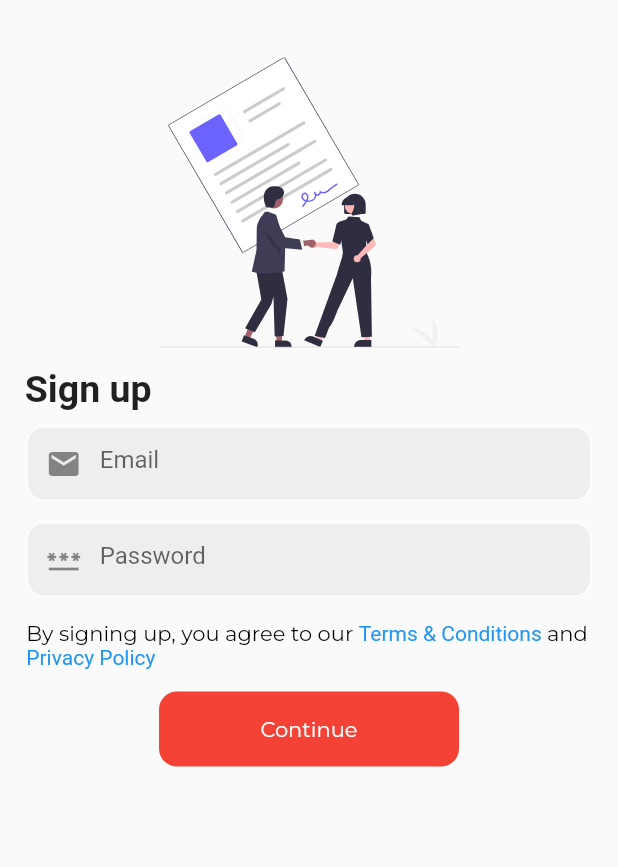
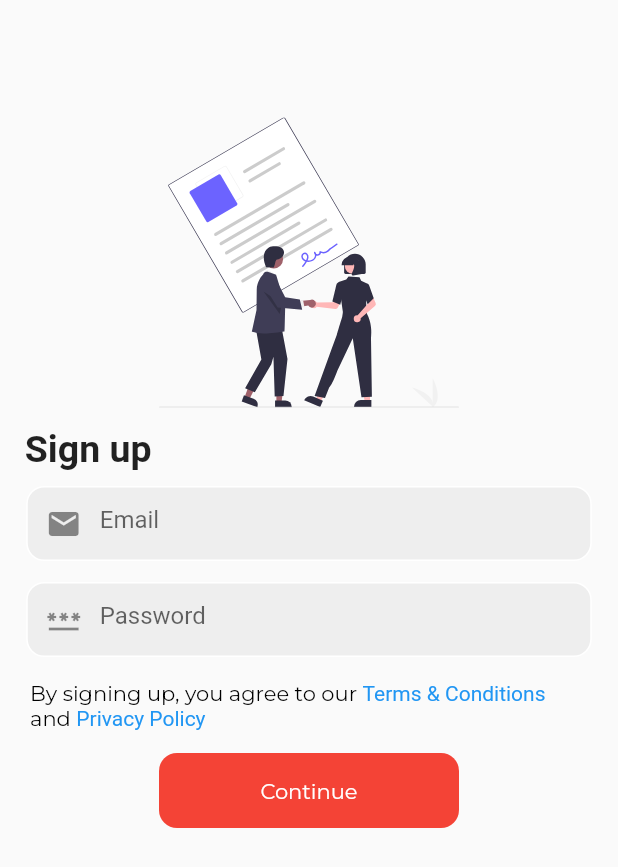
Before and after one commit to Galadima3/Loveefy, a Flutter app: the AuthChecker widget shown alone on an empty page, opened directly, after a tap on the "logout" icon, after a tap on "Sign Up", on a phone screen of 412 x 824 dp. Shown: the top 867 px of the screen. Run offline on Flutter 3.47's test engine with Material 2 defaults, Android fonts, the phone set to English and light mode, and no system bars; our stand-ins replace cloud_firestore, firebase_auth, firebase_core, firebase_storage, flutter_riverpod, flutter_svg and 4 more; accounts and stored records are empty; network calls fail.

Commit message:
2nd Commit

```diff
--- a/lib/main.dart
+++ b/lib/main.dart
@@ -1,4 +1,6 @@
 import 'package:firebase_auth/firebase_auth.dart';
+import 'package:firebase_storage/firebase_storage.dart';
+
 import 'package:flutter/gestures.dart';
 import 'package:flutter/material.dart';
 import 'package:firebase_core/firebase_core.dart';
@@ -37,29 +39,50 @@ class MyApp extends StatelessWidget {
       theme: ThemeData(
         primarySwatch: Colors.red,
       ),
-      home: showHome ? const AuthChecker() : const OnboardingScreen(),
+      home: showHome ? AuthChecker() : const OnboardingScreen(),
     );
   }
 }
 
-class HomePage extends StatelessWidget {
-  final User user;
-  const HomePage({super.key, required this.user});
+class HomePage extends ConsumerStatefulWidget {
+  HomePage({super.key});
+  final user = FirebaseAuth.instance.currentUser;
+  @override
+  ConsumerState<ConsumerStatefulWidget> createState() => _HomePageState();
+}
+
+class _HomePageState extends ConsumerState<HomePage> {
+  Future<String> getImageUrl() async {
+    // Reference the Firebase Storage bucket and file path of your image
+    final ref =
+        FirebaseStorage.instance.ref().child('files/img_20230620_204950.jpg');
+
+    // Get the download URL for the image
+    final url = await ref.getDownloadURL();
+
+    return url;
+  }
 
   @override
   Widget build(BuildContext context) {
+    print('Home Page User =>${widget.user}');
     return Scaffold(
       appBar: AppBar(
-        leading: IconButton(
+        actions: [
+          IconButton(
             onPressed: () async {
-              AuthRepository().signOut();
-              Navigator.of(context).pushReplacement(MaterialPageRoute(builder: (context) => const LandingScreen(),));
-
+              ref.read(authRepositoryProvider).signOut();
+              Navigator.of(context).pushReplacement(MaterialPageRoute(
+                builder: (context) => const LandingScreen(),
+              ));
             },
-            icon: const Icon(Icons.logout)),
+            icon: const Icon(Icons.logout),
+          ),
+        ],
       ),
       body: Center(
-        child: Text('Home Page => ${user.displayName}'),
+        child:
+            Text('Home Page => ${widget.user!.displayName ?? 'Unavailable'}'),
       ),
     );
   }
--- a/lib/src/features/auth/presentation/auth_checker.dart
+++ b/lib/src/features/auth/presentation/auth_checker.dart
@@ -1,57 +1,79 @@
-
-
-
-
+import 'package:flutter_riverpod/flutter_riverpod.dart';
 import 'package:firebase_auth/firebase_auth.dart';
 import 'package:flutter/material.dart';
 import 'package:loveefy/main.dart';
+import 'package:loveefy/src/features/auth/data/auth_repository.dart';
 import 'package:loveefy/src/features/auth/presentation/screens/landing_page.dart';
 
-class AuthChecker extends StatefulWidget {
-  const AuthChecker({Key? key}) : super(key: key);
 
+// class AuthChecker extends StatefulWidget {
+//   const AuthChecker({Key? key}) : super(key: key);
+
+//   @override
+//   State<AuthChecker> createState() => _AuthCheckerState();
+// }
+
+// class _AuthCheckerState extends State<AuthChecker> {
+//   late Stream<User?> _authStateStream;
+//   late User? _currentUser;
+
+//   @override
+//   void initState() {
+//     super.initState();
+//     _currentUser = FirebaseAuth.instance.currentUser;
+//     _authStateStream = FirebaseAuth.instance.authStateChanges();
+//     _authStateStream.listen((User? user) {
+//       // log('Auth state changed: $user');
+//       setState(() {
+//         _currentUser = user;
+//       });
+//     });
+//   }
+
+//   @override
+//   Widget build(BuildContext context) {
+//     return SafeArea(
+//       child: Scaffold(
+//         body: StreamBuilder<User?>(
+//           stream: _authStateStream,
+//           builder: (context, snapshot) {
+//             // log('Snapshot data: ${snapshot.data}');
+//             if (snapshot.connectionState == ConnectionState.waiting) {
+//               return const CircularProgressIndicator();
+//             } else {
+//               final user = snapshot.data ?? _currentUser;
+//               if (user != null) {
+//                 return HomePage(user: user,);
+//               } else {
+//                 return const LandingScreen();
+//               }
+//             }
+//           },
+//         ),
+//       ),
+//     );
+//   }
+// }
+
+
+class AuthChecker extends ConsumerWidget {
+  AuthChecker({super.key});
+  final user = FirebaseAuth.instance.currentUser;
   @override
-  State<AuthChecker> createState() => _AuthCheckerState();
-}
+  Widget build(BuildContext context, WidgetRef ref) {
+      final authState = ref.watch(authStateProvider);
 
-class _AuthCheckerState extends State<AuthChecker> {
-  late Stream<User?> _authStateStream;
-  late User? _currentUser;
-
-  @override
-  void initState() {
-    super.initState();
-    _currentUser = FirebaseAuth.instance.currentUser;
-    _authStateStream = FirebaseAuth.instance.authStateChanges();
-    _authStateStream.listen((User? user) {
-      // log('Auth state changed: $user');
-      setState(() {
-        _currentUser = user;
-      });
-    });
-  }
-
-  @override
-  Widget build(BuildContext context) {
-    return SafeArea(
-      child: Scaffold(
-        body: StreamBuilder<User?>(
-          stream: _authStateStream,
-          builder: (context, snapshot) {
-            // log('Snapshot data: ${snapshot.data}');
-            if (snapshot.connectionState == ConnectionState.waiting) {
-              return const CircularProgressIndicator();
-            } else {
-              final user = snapshot.data ?? _currentUser;
-              if (user != null) {
-                return HomePage(user: user);
-              } else {
-                return const LandingScreen();
-              }
-            }
-          },
-        ),
+   return authState.when(
+      data: (user) {
+        if (user != null) {
+          return HomePage();
+        }
+        return const LandingScreen();
+      },
+      loading: () => const Center(
+        child: CircularProgressIndicator(),
       ),
+      error: (e, trace) => const LandingScreen(),
     );
   }
 }
--- a/lib/src/features/auth/presentation/screens/email_reg_screen.dart
+++ b/lib/src/features/auth/presentation/screens/email_reg_screen.dart
@@ -1,5 +1,6 @@
 //import 'package:firebase_auth/firebase_auth.dart';
 import 'package:flutter/material.dart';
+import 'package:flutter_riverpod/flutter_riverpod.dart';
 import 'package:flutter_svg/flutter_svg.dart';
 import 'package:loveefy/src/features/auth/presentation/screens/profile_details.dart';
 import 'package:google_fonts/google_fonts.dart';
@@ -8,49 +9,46 @@ import 'package:loveefy/src/core/validator.dart';
 import 'package:loveefy/src/features/auth/data/auth_repository.dart';
 import 'package:loveefy/src/features/auth/presentation/shared_widgets/fancy_button.dart';
 
-class EmailRegistrationScreen extends StatefulWidget {
+class EmailRegistrationScreen extends ConsumerStatefulWidget {
   const EmailRegistrationScreen({super.key});
 
   @override
-  State<EmailRegistrationScreen> createState() =>
+  ConsumerState<ConsumerStatefulWidget> createState() =>
       _EmailRegistrationScreenState();
 }
 
-class _EmailRegistrationScreenState extends State<EmailRegistrationScreen> {
-
+class _EmailRegistrationScreenState
+    extends ConsumerState<EmailRegistrationScreen> {
   final emailController = TextEditingController();
   final passwordController = TextEditingController();
   final _formKey = GlobalKey<FormState>();
 
-  Future onSubmit(
-      {required String email,
+  Future onSubmit({required String email, required String password}) async {
+    if (_formKey.currentState!.validate()) {
+     final user = await ref
+          .read(authRepositoryProvider)
+          .signUp(emailController.text, passwordController.text);
 
-      required String password}) async {
-    if (_formKey.currentState!.validate()) {
-      final user = await AuthRepository().registerUsingEmailPassword(
-           email: email, password: password);
-      if (user != null) {
+
       if (!mounted) return;
       Navigator.pushReplacement(context, MaterialPageRoute(
         builder: (context) {
-            return ProfileDetails(user: user);
+          return ProfileDetails(user: user!,);
         },
       ));
-      }
     }
   }
 
   @override
   Widget build(BuildContext context) {
-    return SafeArea(
-      child: Scaffold(
+    return Scaffold(
       body: SingleChildScrollView(
         child: Form(
           key: _formKey,
           child: Column(
             mainAxisAlignment: MainAxisAlignment.center,
             children: [
-                const SizedBox(height: 35),
+              const SizedBox(height: 75),
               Center(
                 child: SvgPicture.asset('asset/images/agreement.svg',
                     width: 200, height: 200),
@@ -73,8 +71,7 @@ class _EmailRegistrationScreenState extends State<EmailRegistrationScreen> {
                       border: Border.all(color: Colors.white),
                       borderRadius: BorderRadius.circular(12)),
                   child: TextFormField(
-                      validator: (value) =>
-                          Validator.validateEmail(email: value),
+                    validator: (value) => Validator.validateEmail(email: value),
                     autovalidateMode: AutovalidateMode.onUserInteraction,
                     controller: emailController,
                     keyboardType: TextInputType.emailAddress,
@@ -114,7 +111,7 @@ class _EmailRegistrationScreenState extends State<EmailRegistrationScreen> {
               const SizedBox(height: 15),
               Center(
                 child: Padding(
-                    padding: const EdgeInsets.symmetric(horizontal: 17.50),
+                  padding: const EdgeInsets.symmetric(horizontal: 20),
                   child: RichText(
                       text: TextSpan(
                           style: GoogleFonts.montserrat(
@@ -132,7 +129,6 @@ class _EmailRegistrationScreenState extends State<EmailRegistrationScreen> {
                             text: 'Privacy Policy',
                             style: TextStyle(color: Colors.blue)),
                       ])),
-
                 ),
               ),
               const SizedBox(height: 15),
@@ -141,7 +137,6 @@ class _EmailRegistrationScreenState extends State<EmailRegistrationScreen> {
               GestureDetector(
                 onTap: () => onSubmit(
                     email: emailController.text.trim(),
-
                     password: passwordController.text.trim()),
                 child: const FancyButton(text: 'Continue'),
               )
@@ -149,7 +144,6 @@ class _EmailRegistrationScreenState extends State<EmailRegistrationScreen> {
           ),
         ),
       ),
-      ),
     );
   }
 }
--- a/lib/src/features/auth/presentation/screens/landing_page.dart
+++ b/lib/src/features/auth/presentation/screens/landing_page.dart
@@ -15,8 +15,7 @@ class LandingScreen extends StatefulWidget {
 class _LandingScreenState extends State<LandingScreen> {
   @override
   Widget build(BuildContext context) {
-    return SafeArea(
-        child: Scaffold(
+    return Scaffold(
         backgroundColor: const Color(0xFFF3F3F3),
         body: Center(
           child: Column(
@@ -58,6 +57,6 @@ class _LandingScreenState extends State<LandingScreen> {
               )
             ],
           ),
-            )));
+        ));
   }
 }
```
Also changed, not shown: lib/src/features/auth/data/auth_repository.dart (+50 -41 lines), lib/src/features/auth/presentation/screens/log_in_screen.dart (+17 -17 lines), lib/src/features/auth/presentation/screens/profile_details.dart (+129 -21 lines), pubspec.lock, 1 other file. Lines whose indentation alone changed are shown as unchanged.
